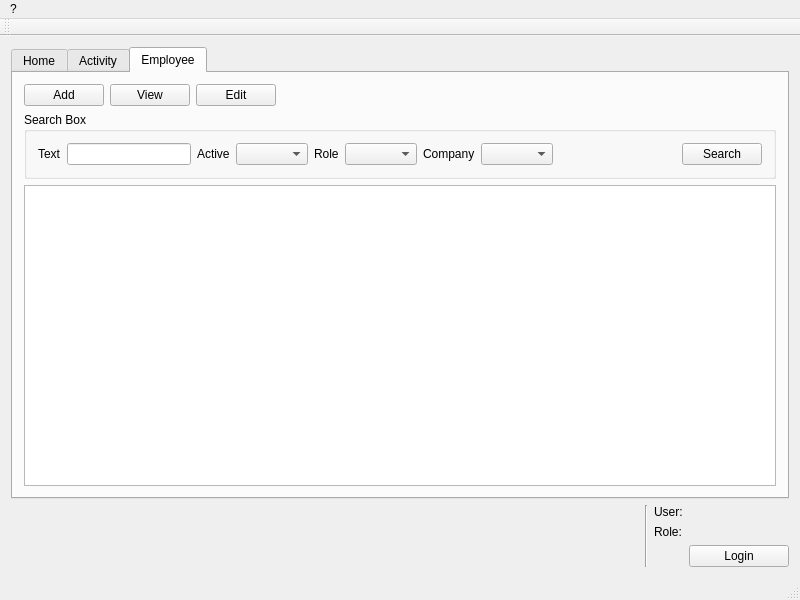
The window that mainwindow.ui (warcomeb/labortool) describes before a commit, drawn with Qt 5.
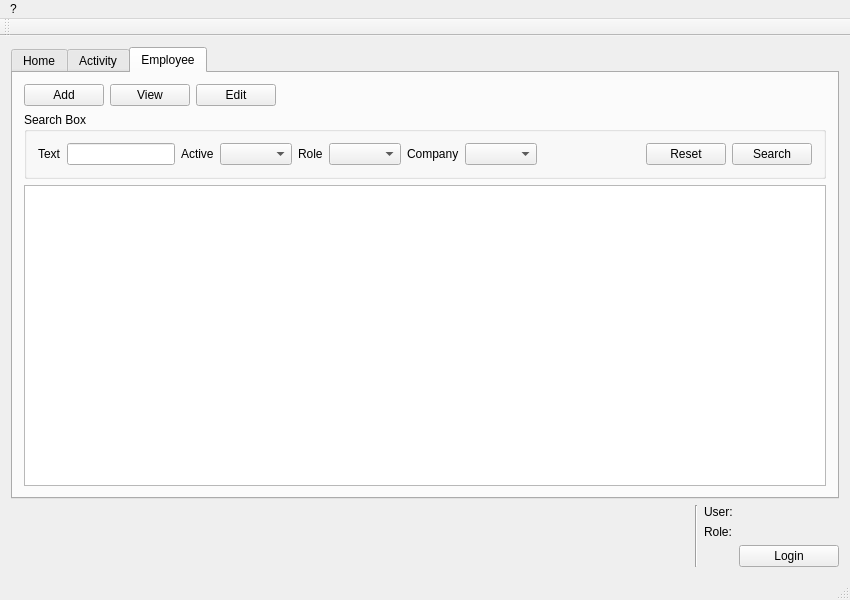
The same window after the commit.

Patch:
```diff
--- a/mainwindow.ui
+++ b/mainwindow.ui
@@ -6,13 +6,13 @@
    <rect>
     <x>0</x>
     <y>0</y>
-    <width>800</width>
+    <width>850</width>
     <height>600</height>
    </rect>
   </property>
   <property name="minimumSize">
    <size>
-    <width>800</width>
+    <width>850</width>
     <height>600</height>
    </size>
   </property>
@@ -208,6 +208,13 @@
              </property>
             </spacer>
            </item>
+           <item>
+            <widget class="QPushButton" name="searchEmployeeResetButton">
+             <property name="text">
+              <string>Reset</string>
+             </property>
+            </widget>
+           </item>
            <item>
             <widget class="QPushButton" name="searchEmployeeButton">
              <property name="text">
@@ -317,7 +324,7 @@
     <rect>
      <x>0</x>
      <y>0</y>
-     <width>800</width>
+     <width>850</width>
      <height>22</height>
     </rect>
    </property>
```
